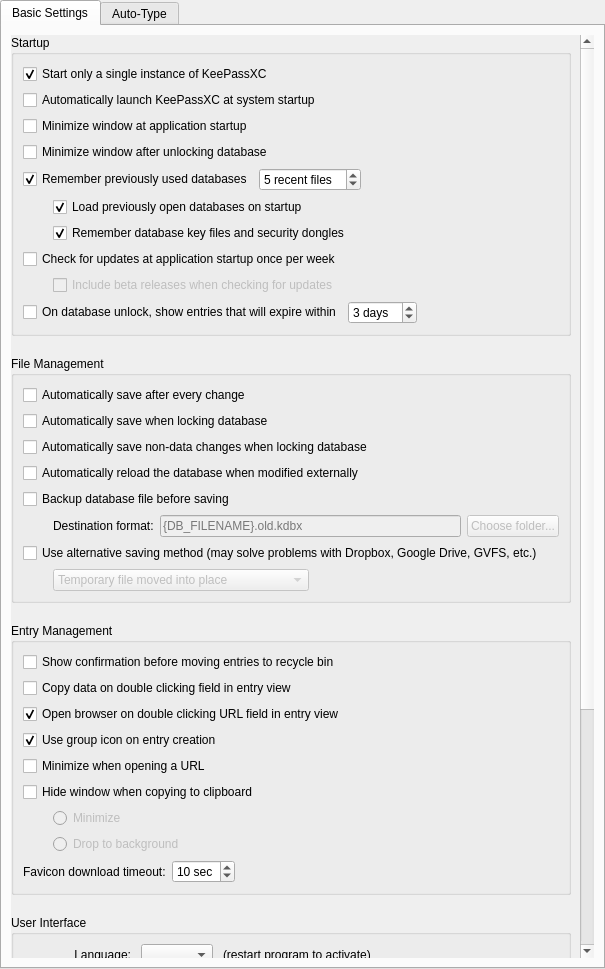
The window that src/gui/ApplicationSettingsWidgetGeneral.ui (juzu-o/keepassxc) describes before a commit, drawn with Qt 5.
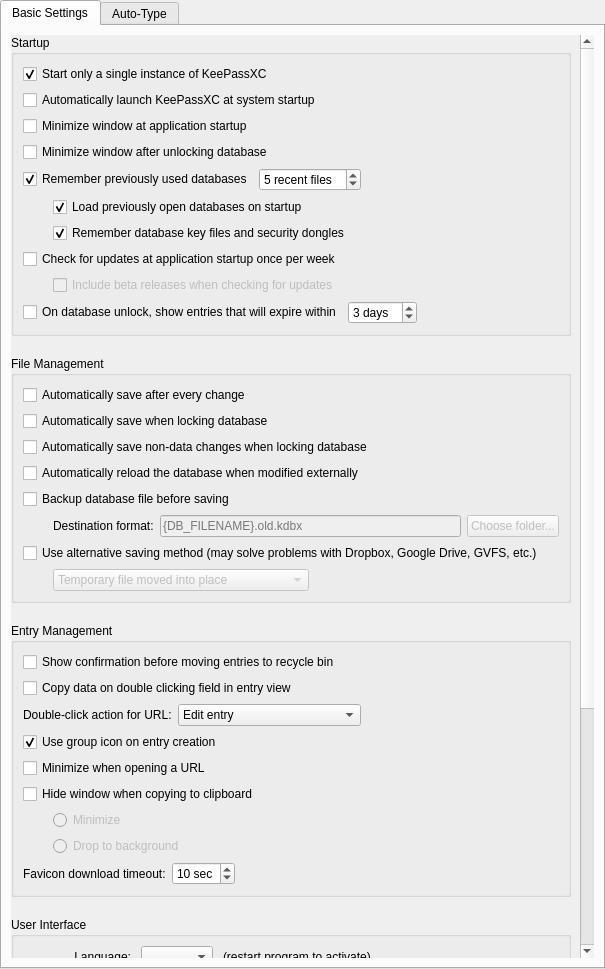
The same window after the commit. Custom widgets are drawn as their Qt base class.

Commit message: Implement URL double-click action dropdown - core changes

What changed in the file:
```diff
--- a/src/gui/ApplicationSettingsWidgetGeneral.ui
+++ b/src/gui/ApplicationSettingsWidgetGeneral.ui
@@ -547,14 +547,59 @@
                </widget>
               </item>
               <item>
-               <widget class="QCheckBox" name="openUrlOnDoubleClick">
-                <property name="text">
-                 <string>Open browser on double clicking URL field in entry view</string>
-                </property>
-                <property name="checked">
-                 <bool>true</bool>
-                </property>
-               </widget>
+               <layout class="QHBoxLayout" name="urlDoubleClickLayout">
+                <item>
+                 <widget class="QLabel" name="urlDoubleClickLabel">
+                  <property name="text">
+                   <string>Double-click action for URL:</string>
+                  </property>
+                  <property name="buddy">
+                   <cstring>urlDoubleClickComboBox</cstring>
+                  </property>
+                 </widget>
+                </item>
+                <item>
+                 <widget class="QComboBox" name="urlDoubleClickComboBox">
+                  <property name="focusPolicy">
+                   <enum>Qt::StrongFocus</enum>
+                  </property>
+                  <property name="accessibleName">
+                   <string>Double-click action for URL field</string>
+                  </property>
+                  <property name="sizeAdjustPolicy">
+                   <enum>QComboBox::AdjustToContents</enum>
+                  </property>
+                  <item>
+                   <property name="text">
+                    <string>Edit entry</string>
+                   </property>
+                  </item>
+                  <item>
+                   <property name="text">
+                    <string>Open entry URL in browser</string>
+                   </property>
+                  </item>
+                  <item>
+                   <property name="text">
+                    <string>Copy entry URL to clipboard</string>
+                   </property>
+                  </item>
+                 </widget>
+                </item>
+                <item>
+                 <spacer name="urlDoubleClickSpacer">
+                  <property name="orientation">
+                   <enum>Qt::Horizontal</enum>
+                  </property>
+                  <property name="sizeHint" stdset="0">
+                   <size>
+                    <width>40</width>
+                    <height>20</height>
+                   </size>
+                  </property>
+                 </spacer>
+                </item>
+               </layout>
               </item>
               <item>
                <widget class="QCheckBox" name="useGroupIconOnEntryCreationCheckBox">
```
Left out of the diff: 2 changed lines with no effect on the pictures. The commit also changes 4 other files.
